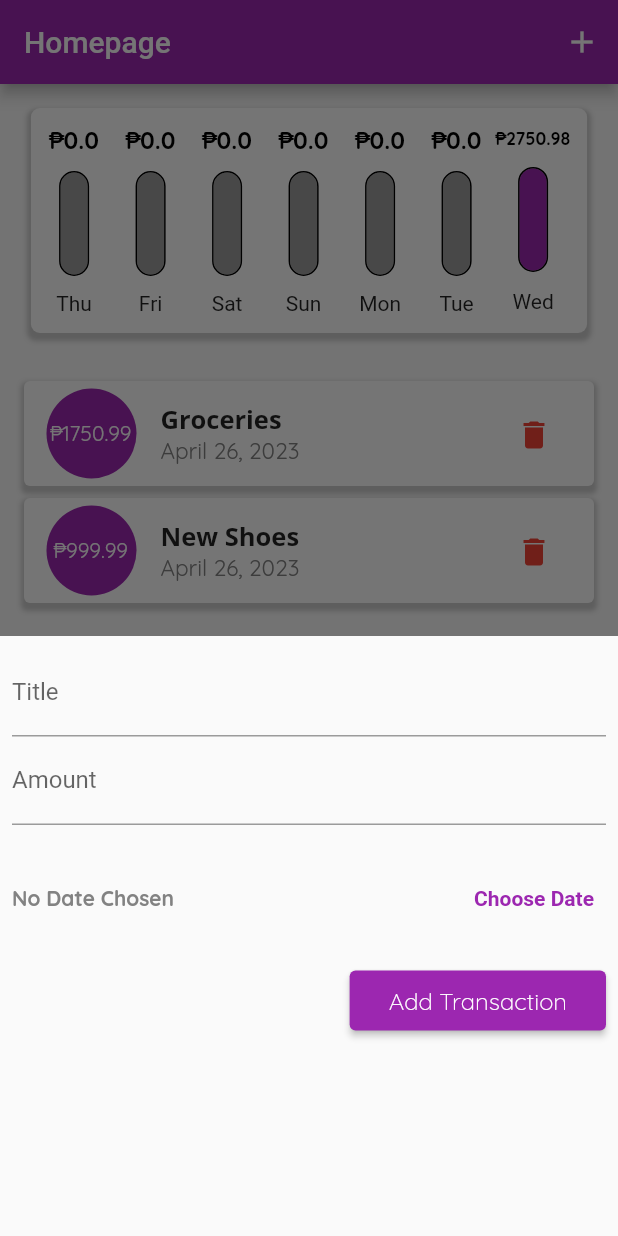
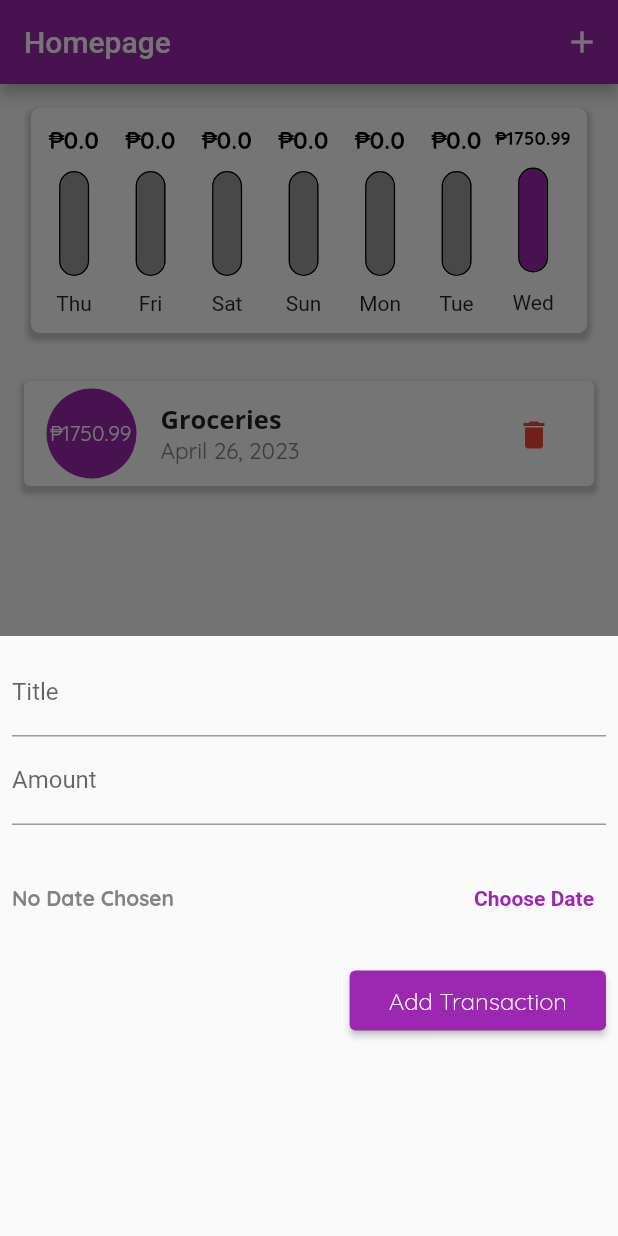
Before and after one commit to DoomMangoes/ExpenseTracker, a Flutter app: the screen it shows after launch, after a tap on the "add" icon, on a phone screen of 412 x 824 dp. Run offline on Flutter 3.47's test engine with Material 2 defaults, Android fonts, the phone set to English and light mode, and no system bars.

Commit message:
Modified textfields

```diff
--- a/lib/provider/expenseProvider.dart
+++ b/lib/provider/expenseProvider.dart
@@ -5,7 +5,6 @@ import 'dart:collection';
 class ExpenseProvider extends ChangeNotifier {
   final List<ExpenseItem> _items = [
     ExpenseItem(title: "Groceries", amount: 1750.99, date: DateTime.now()),
-    ExpenseItem(title: "New Shoes", amount: 999.99, date: DateTime.now()),
   ];
 
   //Read only view
--- a/lib/widgets/addExpenseItemWidget.dart
+++ b/lib/widgets/addExpenseItemWidget.dart
@@ -101,9 +101,9 @@ class _AddExpenseItemWidgetState extends State<AddExpenseItemWidget> {
             TextField(
               maxLines: 1,
               controller: _amountController,
-              keyboardType: TextInputType.number,
+              keyboardType: TextInputType.numberWithOptions(decimal: true),
               inputFormatters: <TextInputFormatter>[
-                FilteringTextInputFormatter.digitsOnly
+                FilteringTextInputFormatter.allow(RegExp(r"[0-9.]")),
               ],
               decoration: InputDecoration(
                 labelText: "Amount",
```
